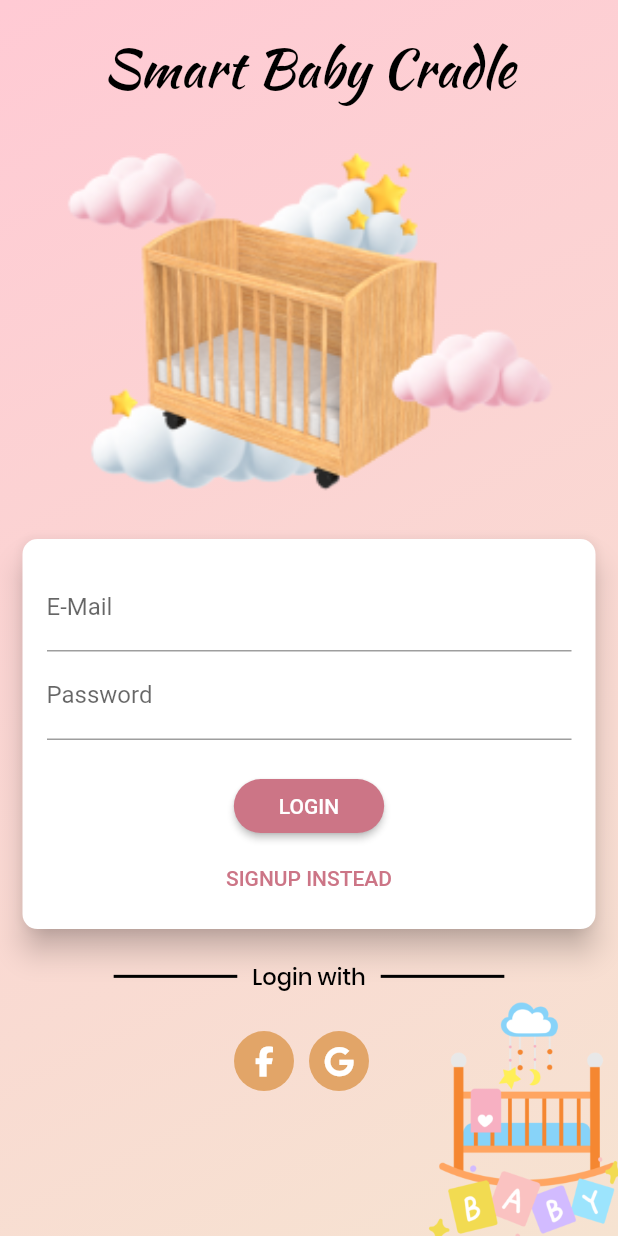
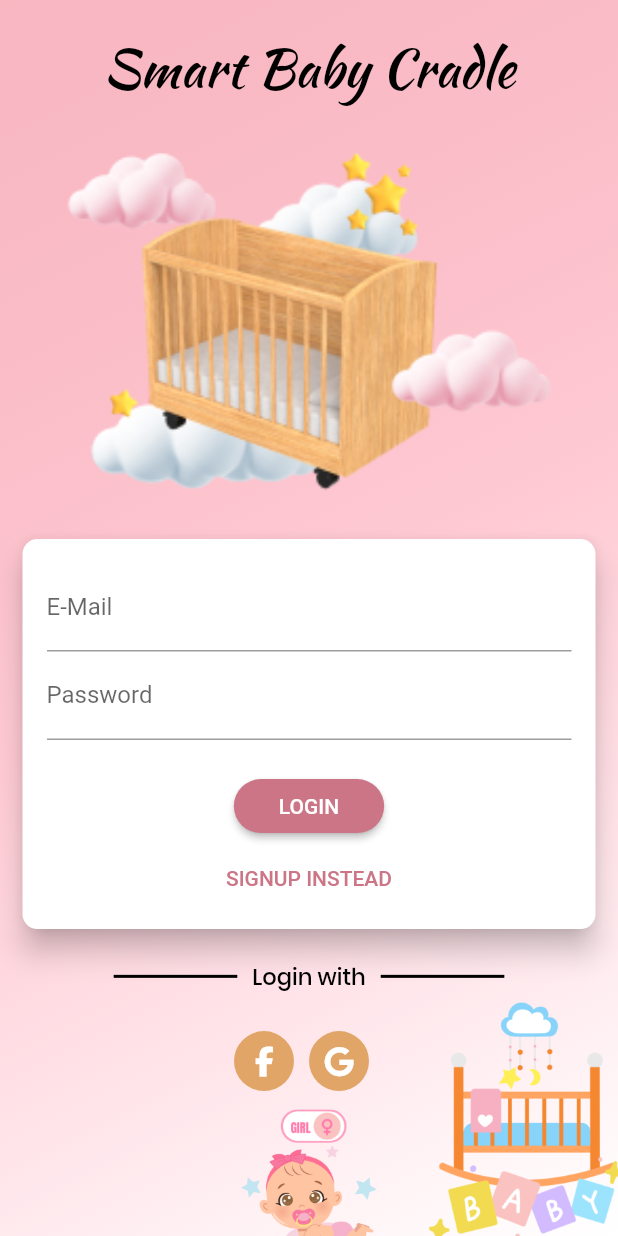
Before and after one commit to cob-byte/smart_baby_cradle, a Flutter app: the screen it shows after launch, on a phone screen of 412 x 824 dp. Run offline on Flutter 3.47's test engine with Material 2 defaults, Android fonts, the phone set to English and light mode, and no system bars; our stand-ins replace assets_audio_player, firebase_auth, firebase_core, firebase_database, firebase_messaging, font_awesome_flutter and 2 more; missing offline and left inert: flutter_facebook_auth, flutter_inappwebview; accounts and stored records are empty.

Commit message:
Log-in Page Change Theme 1

```diff
--- a/lib/main.dart
+++ b/lib/main.dart
@@ -63,7 +63,9 @@ class _MyAppState extends State<MyApp> {
 
   void toggleTheme() {
     setState(() {
-      isGirlTheme = !isGirlTheme; // Toggle the theme
+      isGirlTheme = !isGirlTheme;
+      final themeProvider = Provider.of<ThemeProvider>(context, listen: false);
+      themeProvider.toggleTheme();
     });
   }
 
--- a/lib/screens/auth_screen.dart.dart
+++ b/lib/screens/auth_screen.dart.dart
@@ -2,43 +2,54 @@ import 'package:flutter/material.dart';
 import '../widgets/header_logo.dart';
 import '../widgets/auth_card.dart';
 import '../widgets/social.dart';
+import 'package:provider/provider.dart';
+import 'package:smart_baby_cradle/theme_provider.dart';
+import 'package:smart_baby_cradle/theme/boy_theme.dart';
+import 'package:smart_baby_cradle/theme/girl_theme.dart';
 
-class AuthScreen extends StatelessWidget {
+class AuthScreen extends StatefulWidget {
   static const routeName = '/auth';
 
   const AuthScreen({Key? key}) : super(key: key);
 
   @override
+  AuthScreenState createState() => AuthScreenState();
+}
+
+class AuthScreenState extends State<AuthScreen> {
+  @override
   Widget build(BuildContext context) {
     final deviceSize = MediaQuery.of(context).size;
-    return Scaffold(
+
+    final themeProvider = Provider.of<ThemeProvider>(context);
+
+    return Theme(
+      data: themeProvider.currentTheme,
+      child: Scaffold(
         body: Stack(
           children: <Widget>[
-          // Linear gradient background
             Container(
-            decoration: const BoxDecoration(
+              decoration: BoxDecoration(
                 gradient: LinearGradient(
                   colors: [
-                  Color.fromRGBO(255, 202, 212, 1),
-                  Color.fromRGBO(246, 227, 209, 1),
+                    themeProvider.currentTheme.colorScheme.primary,
+                    themeProvider.currentTheme.colorScheme.secondary,
+                    themeProvider.currentTheme.colorScheme.surface,
                   ],
                   begin: Alignment.topLeft,
                   end: Alignment.bottomRight,
                 ),
               ),
             ),
-
-          // Background image (placed on the lower right)
             Positioned(
               bottom: -130,
               right: -20,
               child: Image.asset(
-              'assets/image/bg_cradle.png', // Replace with your image asset path
-              width: deviceSize.width * 0.4, // Adjust the width as needed
-              height: deviceSize.height * 0.5, // Adjust the height as needed
+                'assets/image/bg_cradle.png',
+                width: deviceSize.width * 0.4,
+                height: deviceSize.height * 0.5,
               ),
             ),
-
             SingleChildScrollView(
               child: SizedBox(
                 height: deviceSize.height,
@@ -83,12 +94,34 @@ class AuthScreen extends StatelessWidget {
                       height: 25,
                     ),
                     const Social(),
+                    TextButton(
+                      onPressed: () {
+                        themeProvider.toggleTheme(); // Toggle the theme
+                      },
+                      child: Column(
+                        children: [
+                          themeProvider.currentTheme == boyTheme
+                              ? Image.asset(
+                                  'assets/image/boy_icon.png',
+                                  width: 120,
+                                  height: 120,
+                                )
+                              : Image.asset(
+                                  'assets/image/girl_icon.png',
+                                  width: 120,
+                                  height: 120,
+                                ),
+                        ],
+                      ),
+                    ),
+                    const Spacer()
                   ],
                 ),
               ),
             ),
           ],
         ),
+      ),
     );
   }
 }
--- a/lib/screens/home_screen.dart
+++ b/lib/screens/home_screen.dart
@@ -23,8 +23,6 @@ import '../widgets/temperature_item.dart';
 import '../widgets/sound_detector_item.dart';
 import '../widgets/music_player_item.dart';
 import '../widgets/sleep_analysis_item.dart';
-import '../theme/boy_theme.dart';
-import '../theme/girl_theme.dart';
 import 'package:smart_baby_cradle/theme_provider.dart';
 
 class HomeScreen extends StatefulWidget {
```
Also changed, not shown: assets/image/boy_icon.png (added), assets/image/girl_icon.png (added). Lines whose indentation alone changed are shown as unchanged.
